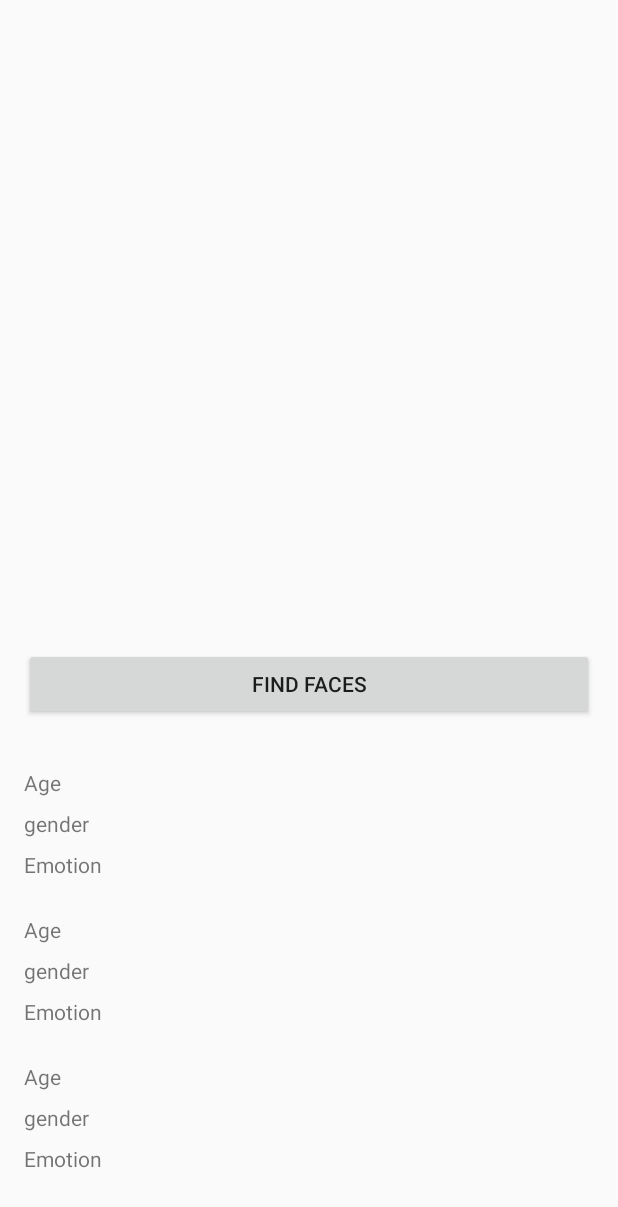
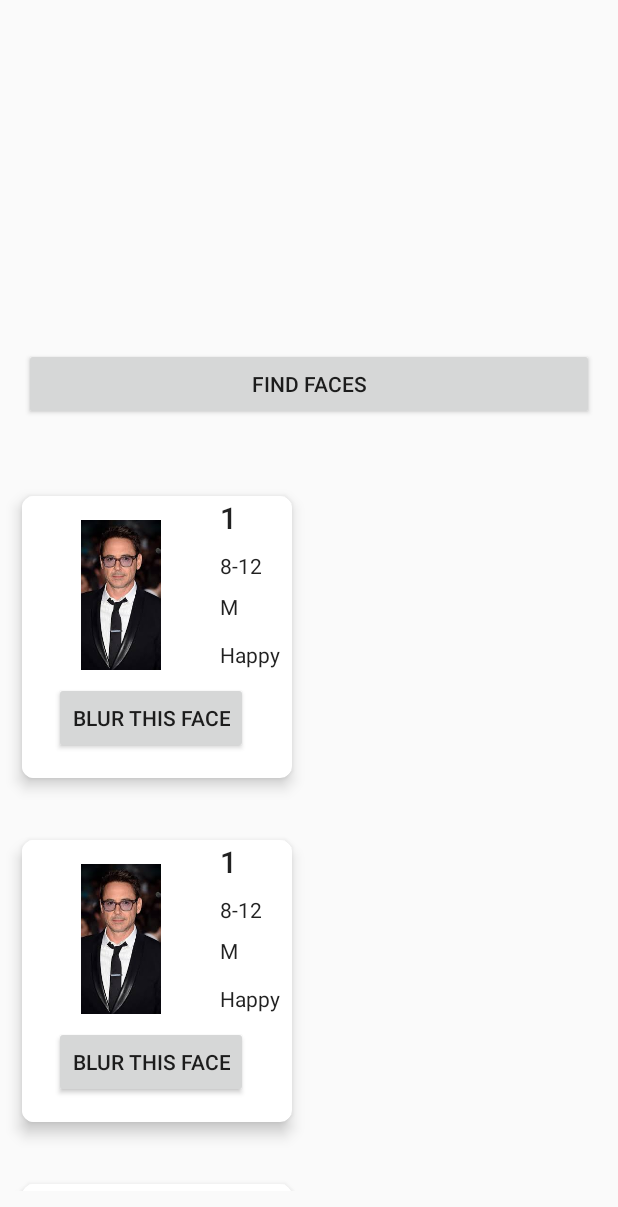
Before and after one commit to gaganag50/AgeGenderEmotion-Predictor, an Android app: the layout fragment_details.xml on its own in the app's theme, with its tools: preview values and no code run, on a phone screen of 412 x 824 dp. Shown: the top 1207 px of the screen. Run offline under Robolectric (Android 15) with nearby library versions, the phone set to English and light mode, and no system bars; network calls fail.

Commit message:
ui modified

```diff
--- a/app/src/main/java/com/gagan/agepredictor/CardAdapter.kt
+++ b/app/src/main/java/com/gagan/agepredictor/CardAdapter.kt
@@ -1,12 +1,10 @@
 package com.gagan.agepredictor
 
-import android.util.Log
 import android.view.LayoutInflater
 import android.view.View
 import android.view.ViewGroup
 import android.widget.ImageView
 import androidx.recyclerview.widget.RecyclerView
-import com.gagan.agepredictor.MainActivity.Companion.TAG
 import com.gagan.agepredictor.lib.BannerAdapterHelper
 
 
@@ -19,13 +17,13 @@ class CardAdapter(val list: List<Int>,val onClickListener: onPhotoSelectedListen
     }
     override fun onCreateViewHolder(parent: ViewGroup, viewType: Int): Lodu {
         val itemView: View =
-            LayoutInflater.from(parent.context).inflate(R.layout.view_card_item, parent, false)
+            LayoutInflater.from(parent.context).inflate(R.layout.item_view_card, parent, false)
         mBannerAdapterHelper.onCreateViewHolder(parent, itemView)
         return Lodu(itemView,onClickListener)
     }
 
     override fun onBindViewHolder(holder: Lodu, position: Int) {
-        mBannerAdapterHelper.onBindViewHolder(holder.itemView, position, getItemCount())
+        mBannerAdapterHelper.onBindViewHolder(holder.itemView, position, itemCount)
         holder.mImageView.setImageResource(list[position % list.size])
     }
 
--- /dev/null
+++ b/app/src/main/java/com/gagan/agepredictor/InfoExtracted.kt
@@ -0,0 +1,3 @@
+package com.gagan.agepredictor
+
+data class InfoExtracted(var rect:android.graphics.Rect,var ageBucket: String, var gender: String, var emotion: String)
--- a/app/src/main/java/com/gagan/agepredictor/ItemDetected.kt
+++ b/app/src/main/java/com/gagan/agepredictor/ItemDetected.kt
@@ -1,3 +1,5 @@
 package com.gagan.agepredictor
 
-data class ItemDetected(var rect:android.graphics.Rect?,var ageBucket: String, var gender: String, var emotion: String)
+import android.graphics.Bitmap
+
+data class ItemDetected(var face: Bitmap, var ageBucket: String, var gender: String, var emotion: String)
--- a/app/src/main/res/layout/detail_list_item.xml
+++ /dev/null
@@ -1,47 +0,0 @@
-<?xml version="1.0" encoding="utf-8"?>
-<androidx.constraintlayout.widget.ConstraintLayout xmlns:android="http://schemas.android.com/apk/res/android"
-    xmlns:app="http://schemas.android.com/apk/res-auto"
-    xmlns:tools="http://schemas.android.com/tools"
-    android:layout_width="match_parent"
-    android:layout_height="wrap_content"
-    android:layout_margin="8dp">
-
-    <TextView
-        android:id="@+id/detail_age"
-        android:layout_width="match_parent"
-        android:layout_height="wrap_content"
-        android:layout_marginStart="8dp"
-        android:layout_marginTop="8dp"
-        android:layout_marginEnd="8dp"
-        android:text="@string/age"
-        app:layout_constraintEnd_toEndOf="parent"
-        app:layout_constraintHorizontal_bias="0.5"
-        app:layout_constraintStart_toStartOf="parent"
-        app:layout_constraintTop_toTopOf="parent" />
-
-    <TextView
-        android:id="@+id/detail_gender"
-        android:layout_width="match_parent"
-        android:layout_height="wrap_content"
-        android:layout_marginStart="8dp"
-        android:layout_marginTop="8dp"
-        android:layout_marginEnd="8dp"
-        android:text="@string/gender"
-        app:layout_constraintEnd_toEndOf="parent"
-        app:layout_constraintHorizontal_bias="0.5"
-        app:layout_constraintStart_toStartOf="parent"
-        app:layout_constraintTop_toBottomOf="@+id/detail_age" />
-
-    <TextView
-        android:id="@+id/detail_emotion"
-        android:layout_width="match_parent"
-        android:layout_height="wrap_content"
-        android:layout_marginStart="8dp"
-        android:layout_marginTop="8dp"
-        android:layout_marginEnd="8dp"
-        android:text="@string/emotion"
-        app:layout_constraintEnd_toEndOf="parent"
-        app:layout_constraintHorizontal_bias="0.5"
-        app:layout_constraintStart_toStartOf="parent"
-        app:layout_constraintTop_toBottomOf="@+id/detail_gender" />
-</androidx.constraintlayout.widget.ConstraintLayout>
--- a/app/src/main/res/layout/details_fragment.xml
+++ b/app/src/main/res/layout/fragment_details.xml
@@ -1,5 +1,6 @@
 <?xml version="1.0" encoding="utf-8"?>
 <LinearLayout xmlns:android="http://schemas.android.com/apk/res/android"
+    xmlns:app="http://schemas.android.com/apk/res-auto"
     xmlns:tools="http://schemas.android.com/tools"
     android:layout_width="match_parent"
     android:layout_height="match_parent"
@@ -9,13 +10,13 @@
     <ImageView
         android:id="@+id/image_view"
         android:layout_width="match_parent"
-        android:layout_height="400dp"
+        android:layout_height="200dp"
         android:layout_gravity="center"
         android:layout_marginTop="16dp"
         android:foregroundGravity="center"
 
 
-     />
+        />
 
     <Button
         android:id="@+id/find_faces"
@@ -26,15 +27,16 @@
         android:layout_marginEnd="16dp"
         android:foregroundGravity="center"
         android:gravity="center"
-        android:text="@string/find_faces"
- />
+        android:text="@string/find_faces" />
+
 
     <androidx.recyclerview.widget.RecyclerView
-        android:id="@+id/details"
-        android:layout_marginTop="16dp"
+        android:id="@+id/recyclerView"
         android:layout_width="match_parent"
-        android:layout_height="wrap_content"
-        tools:listitem="@layout/detail_list_item"/>
+        android:layout_height="match_parent"
+        android:layout_marginTop="30dp"
+        android:layout_marginBottom="30dp"
+        tools:listitem="@layout/item_card_content"/>
 
 
 </LinearLayout>
--- /dev/null
+++ b/app/src/main/res/layout/item_card_content.xml
@@ -0,0 +1,101 @@
+<?xml version="1.0" encoding="utf-8"?>
+
+
+<androidx.cardview.widget.CardView xmlns:android="http://schemas.android.com/apk/res/android"
+    xmlns:app="http://schemas.android.com/apk/res-auto"
+    xmlns:tools="http://schemas.android.com/tools"
+    android:layout_width="wrap_content"
+    android:layout_height="wrap_content"
+    app:cardCornerRadius="8dp"
+    app:cardElevation="6dp"
+    app:cardMaxElevation="12dp"
+    app:cardUseCompatPadding="true">
+
+
+    <androidx.constraintlayout.widget.ConstraintLayout
+        android:id="@+id/linearLayout"
+        android:layout_width="wrap_content"
+        android:layout_height="wrap_content"
+        android:layout_marginEnd="8dp"
+        android:background="@android:color/white"
+        android:foregroundGravity="center"
+        android:gravity="center">
+
+
+        <ImageView
+            android:id="@+id/individual_face"
+            android:layout_width="wrap_content"
+            android:layout_height="100dp"
+            android:layout_marginStart="16dp"
+            android:layout_marginTop="16dp"
+            android:adjustViewBounds="true"
+            android:contentDescription="@string/description_individual_face"
+            app:layout_constraintStart_toStartOf="parent"
+            app:layout_constraintTop_toTopOf="parent"
+            tools:layout_height="100dp"
+            tools:layout_width="100dp"
+            tools:src="@drawable/pic3"/>
+
+        <TextView
+            android:id="@+id/face_title"
+            style="@style/TextAppearance.AppCompat.Title"
+            android:layout_width="wrap_content"
+            android:layout_height="wrap_content"
+            app:layout_constraintBottom_toTopOf="@+id/detail_age"
+            app:layout_constraintStart_toStartOf="@+id/detail_age"
+            app:layout_constraintTop_toTopOf="parent"
+            tools:text="1" />
+
+        <TextView
+            android:id="@+id/detail_age"
+            style="@style/TextAppearance.AppCompat.Body1"
+            android:layout_width="wrap_content"
+            android:layout_height="wrap_content"
+            android:layout_marginTop="8dp"
+            app:layout_constraintBottom_toTopOf="@+id/detail_gender"
+            app:layout_constraintStart_toStartOf="@+id/detail_gender"
+            app:layout_constraintTop_toBottomOf="@+id/face_title"
+            tools:text="8-12" />
+
+        <TextView
+            android:id="@+id/detail_gender"
+            style="@style/TextAppearance.AppCompat.Body1"
+            android:layout_width="0dp"
+            android:layout_height="23dp"
+            android:layout_marginTop="8dp"
+            app:layout_constraintBottom_toTopOf="@+id/detail_emotion"
+            app:layout_constraintStart_toStartOf="@+id/detail_emotion"
+            app:layout_constraintTop_toBottomOf="@+id/detail_age"
+            tools:text="M" />
+
+        <TextView
+            android:id="@+id/detail_emotion"
+            style="@style/TextAppearance.AppCompat.Body1"
+            android:layout_width="wrap_content"
+            android:layout_height="wrap_content"
+            android:layout_marginStart="16dp"
+            android:layout_marginTop="8dp"
+            android:layout_marginBottom="8dp"
+            app:layout_constraintBottom_toTopOf="@+id/blur_face"
+            app:layout_constraintStart_toEndOf="@+id/individual_face"
+            app:layout_constraintTop_toBottomOf="@+id/detail_gender"
+            tools:text="Happy" />
+
+
+        <Button
+            android:id="@+id/blur_face"
+            android:layout_width="match_parent"
+            android:layout_height="wrap_content"
+            android:layout_marginTop="8dp"
+            android:layout_marginBottom="16dp"
+            android:text="@string/blur_this_face"
+            app:layout_constraintBottom_toBottomOf="parent"
+            app:layout_constraintEnd_toEndOf="parent"
+            app:layout_constraintHorizontal_bias="0.5"
+            app:layout_constraintStart_toStartOf="parent"
+            app:layout_constraintTop_toBottomOf="@+id/individual_face" />
+
+
+    </androidx.constraintlayout.widget.ConstraintLayout>
+
+</androidx.cardview.widget.CardView>
--- a/app/src/main/res/values/strings.xml
+++ b/app/src/main/res/values/strings.xml
@@ -15,4 +15,6 @@
     <string name="find_faces">Find Faces</string>
     <string name="age">Age</string>
     <string name="gender">gender</string>
+    <string name="description_individual_face">individual face</string>
+    <string name="blur_this_face">BLUR this face</string>
 </resources>
```
Also changed, not shown: app/src/main/java/com/gagan/agepredictor/Classifier.kt (+9 -7 lines), app/src/main/java/com/gagan/agepredictor/DetailsAdapter.kt (+53 -17 lines), app/src/main/java/com/gagan/agepredictor/DetailsFragment.kt (+89 -59 lines), app/src/main/res/layout/fragment_tutorial.xml (+1 -8 lines), app/src/main/res/layout/item_view_card.xml (renamed from app/src/main/res/layout/view_card_item.xml), 1 other file.
